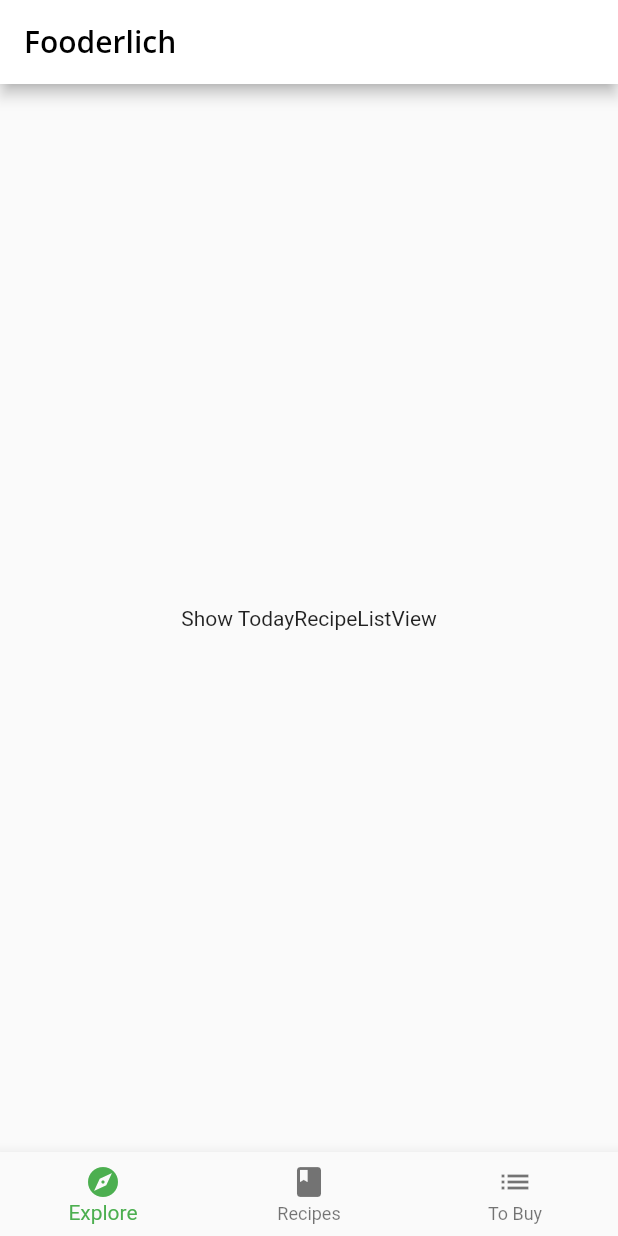
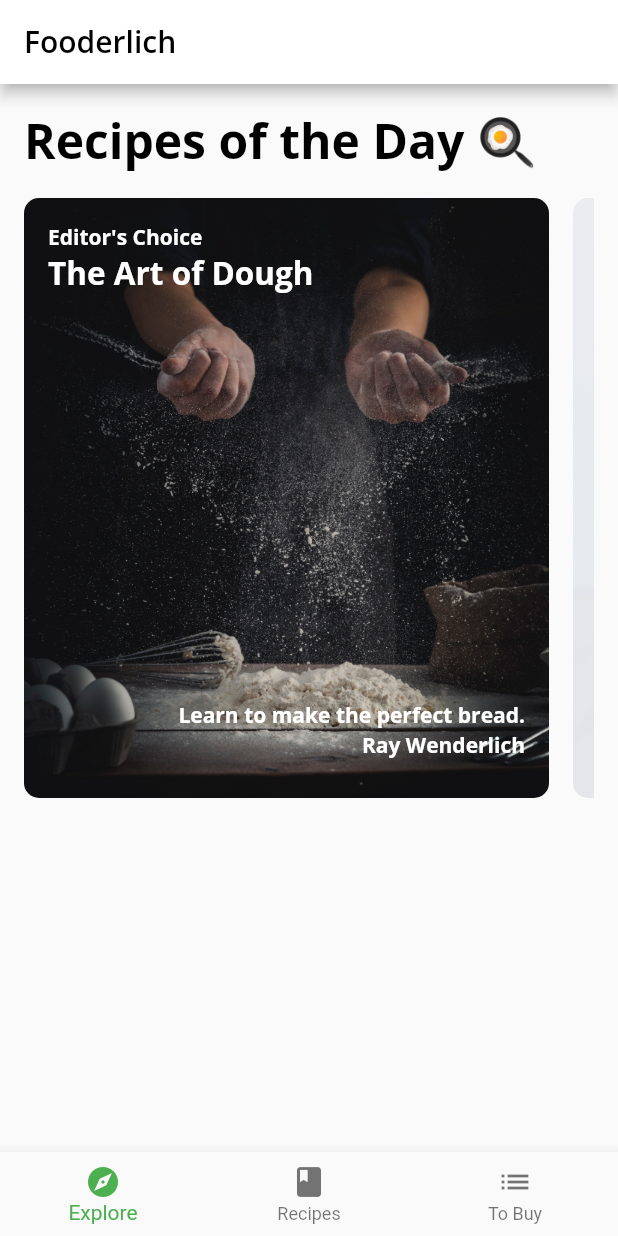
Before and after one commit to luqmanrasat/learning-flutter, a Flutter app: the screen it shows after launch, on a phone screen of 412 x 824 dp. Run offline on Flutter 3.47's test engine with Material 2 defaults, Android fonts, the phone set to English and light mode, and no system bars; our stand-ins replace google_fonts; project files that could hold a hidden picture were left out.

Commit message:
add recipes of the day list view

```diff
--- a/fooderlich/lib/components/components.dart
+++ b/fooderlich/lib/components/components.dart
@@ -3,3 +3,4 @@ export 'card1.dart';
 export 'card2.dart';
 export 'card3.dart';
 export 'circle_image.dart';
+export 'today_recipe_list_view.dart';
--- /dev/null
+++ b/fooderlich/lib/components/today_recipe_list_view.dart
@@ -0,0 +1,61 @@
+import 'package:flutter/material.dart';
+
+import '../components/components.dart';
+import '../models/models.dart';
+
+class TodayRecipeListView extends StatelessWidget {
+  final List<ExploreRecipe> recipes;
+
+  const TodayRecipeListView({
+    Key? key,
+    required this.recipes,
+  }) : super(key: key);
+
+  @override
+  Widget build(BuildContext context) {
+    return Padding(
+      padding: const EdgeInsets.only(
+        left: 16,
+        right: 16,
+        top: 16,
+      ),
+      child: Column(
+        crossAxisAlignment: CrossAxisAlignment.start,
+        children: [
+          Text(
+            'Recipes of the Day 🍳',
+            style: Theme.of(context).textTheme.headline1,
+          ),
+          const SizedBox(height: 16),
+          Container(
+            height: 400,
+            color: Colors.transparent,
+            child: ListView.separated(
+              scrollDirection: Axis.horizontal,
+              itemCount: recipes.length,
+              itemBuilder: (context, index) {
+                final recipe = recipes[index];
+                return buildCard(recipe);
+              },
+              separatorBuilder: (context, index) {
+                return const SizedBox(width: 16);
+              },
+            ),
+          ),
+        ],
+      ),
+    );
+  }
+
+  Widget buildCard(ExploreRecipe recipe) {
+    if (recipe.cardType == RecipeCardType.card1) {
+      return Card1(recipe: recipe);
+    } else if (recipe.cardType == RecipeCardType.card2) {
+      return Card2(recipe: recipe);
+    } else if (recipe.cardType == RecipeCardType.card3) {
+      return Card3(recipe: recipe);
+    } else {
+      throw Exception("This card doesn't exist yet");
+    }
+  }
+}
--- a/fooderlich/lib/screens/explore_screen.dart
+++ b/fooderlich/lib/screens/explore_screen.dart
@@ -17,12 +17,7 @@ class ExploreScreen extends StatelessWidget {
         // TODO Add Nested List Views
         if (snapshot.connectionState == ConnectionState.done) {
           final recipes = snapshot.data?.todayRecipes ?? [];
-          // TODO: Replace this with TodayRecipeListView
-          return Center(
-            child: Container(
-              child: const Text('Show TodayRecipeListView'),
-            ),
-          );
+          return TodayRecipeListView(recipes: recipes);
         } else {
           return const Center(
             child: CircularProgressIndicator(),
```
